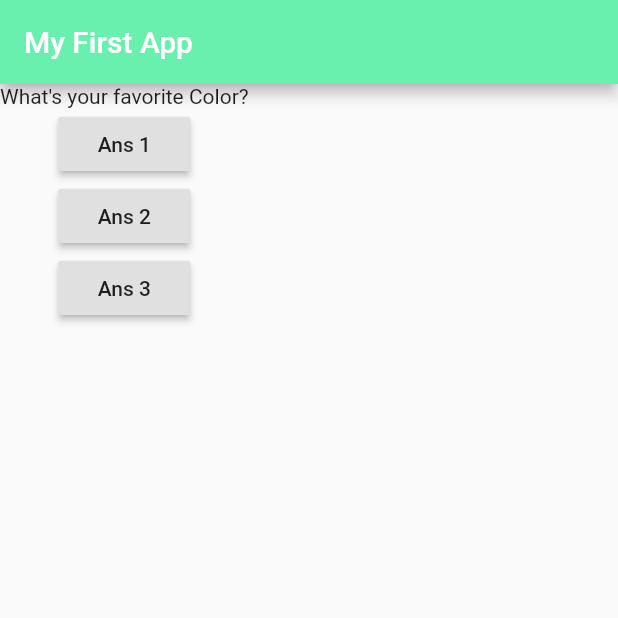
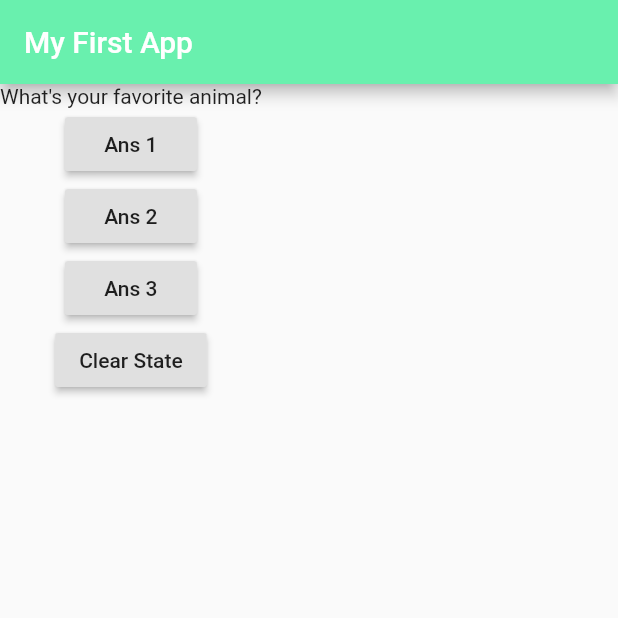
Before and after one commit to adepusai123/learn_flutter_app, a Flutter app: the screen it shows after launch, after a tap on "Ans 1", on a phone screen of 412 x 824 dp, the top half of it. Run offline on Flutter 3.47's test engine with Material 2 defaults, Android fonts, the phone set to English and light mode, and no system bars.

Commit message:
Created custom Widget Question

```diff
--- a/lib/main.dart
+++ b/lib/main.dart
@@ -1,4 +1,5 @@
 import 'package:flutter/material.dart';
+import 'package:learn_flutter_app/question.dart';
 
 void main() {
   runApp(MyApp());
@@ -8,15 +9,15 @@ class MyApp extends StatefulWidget {
   // This widget is the root of your application.
   @override
   State<StatefulWidget> createState() {
-    return MyAppState();
+    return _MyAppState();
   }
 }
 
-class MyAppState extends State<MyApp> {
-  var questionIndex = 0;
-  void answerQuestion() {
+class _MyAppState extends State<MyApp> {
+  var _questionIndex = 0;
+  void _answerQuestion() {
     setState(() {
-      questionIndex = questionIndex + 1;
+      _questionIndex = _questionIndex + 1;
     });
   }
 
@@ -35,14 +36,18 @@ class MyAppState extends State<MyApp> {
             // we can use Row also if we want
             body: Column(
               children: <Widget>[
-                Text(questions[questionIndex]),
+                Question(questions[_questionIndex]),
                 // passing pointer instead function to onPressed
+                RaisedButton(child: Text("Ans 1"), onPressed: _answerQuestion),
+                RaisedButton(child: Text("Ans 2"), onPressed: _answerQuestion),
+                RaisedButton(child: Text("Ans 3"), onPressed: _answerQuestion),
                 RaisedButton(
-                  child: Text("Ans 1"),
-                  onPressed: () => print("One line print"),
-                ),
-                RaisedButton(child: Text("Ans 2"), onPressed: answerQuestion),
-                RaisedButton(child: Text("Ans 3"), onPressed: answerQuestion),
+                    child: Text("Clear State"),
+                    onPressed: () {
+                      setState(() {
+                        _questionIndex = 0;
+                      });
+                    }),
               ],
             )));
   }
--- /dev/null
+++ b/lib/question.dart
@@ -0,0 +1,10 @@
+import 'package:flutter/material.dart';
+
+class Question extends StatelessWidget {
+  String questionText;
+  Question(this.questionText); // this is a constructor
+  @override
+  Widget build(BuildContext context) {
+    return Text(questionText);
+  }
+}
```
